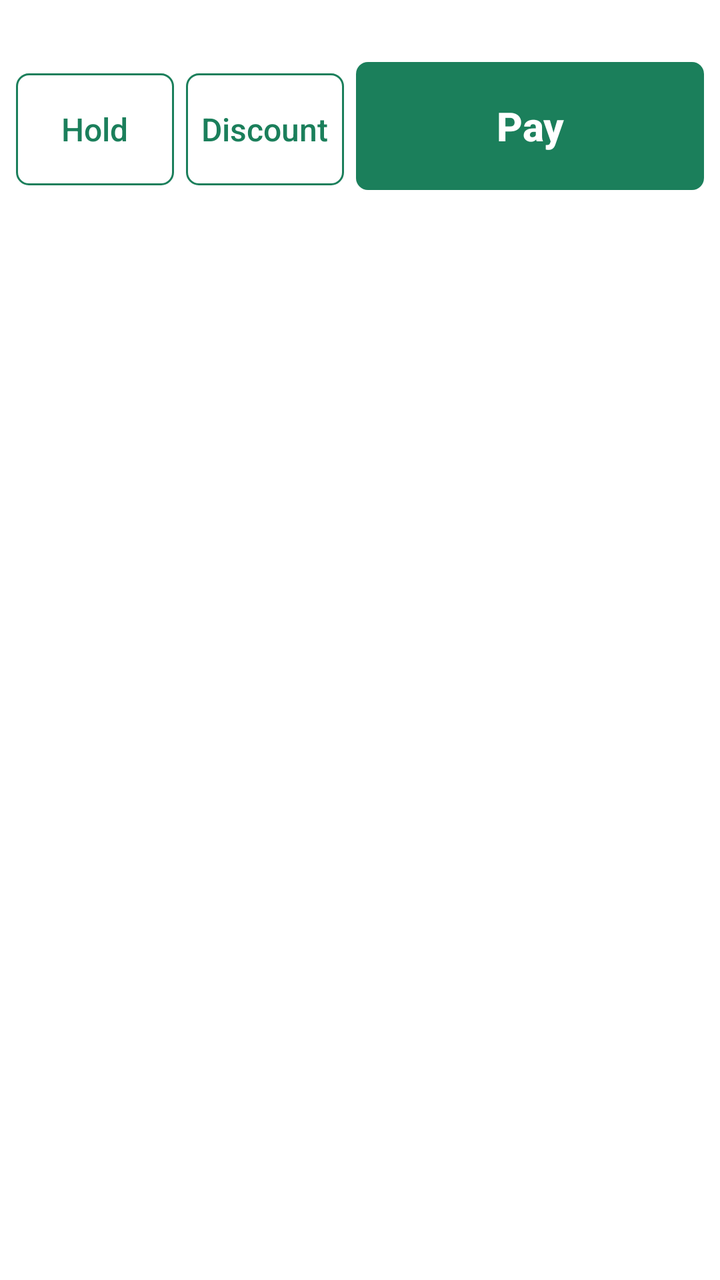
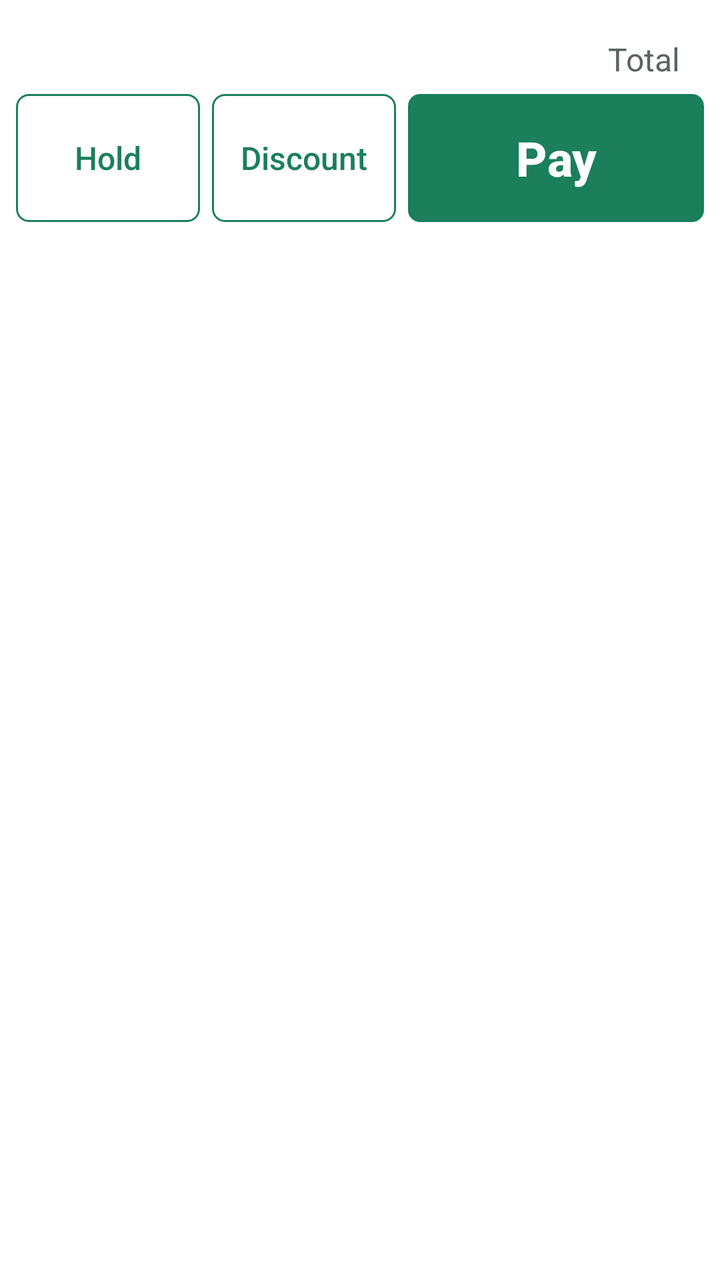

Screens rendered from an Android XML layout before and after an edit, with the pre-edit source and the edit as a unified diff.
<!-- AndroidManifest.xml: application theme Theme.Lekas -->
<!-- res/layout/sell_totals.xml -->
<?xml version="1.0" encoding="utf-8"?>
<LinearLayout xmlns:android="http://schemas.android.com/apk/res/android"
    android:id="@+id/totals_bar"
    android:layout_width="match_parent"
    android:layout_height="wrap_content"
    android:background="@color/surface"
    android:elevation="8dp"
    android:orientation="vertical"
    android:padding="8dp">

    <TextView
        android:id="@+id/customer_chip"
        style="@style/Text.Lekas.Body"
        android:layout_width="match_parent"
        android:layout_height="wrap_content"
        android:layout_marginBottom="4dp"
        android:background="@drawable/chip_bg"
        android:ellipsize="end"
        android:gravity="center_vertical"
        android:minHeight="48dp"
        android:paddingStart="12dp"
        android:paddingEnd="12dp"
        android:singleLine="true"
        android:visibility="gone" />

    <TextView
        android:id="@+id/summary"
        style="@style/Text.Lekas.Caption"
        android:layout_width="match_parent"
        android:layout_height="wrap_content"
        android:ellipsize="end"
        android:paddingStart="4dp"
        android:paddingEnd="4dp"
        android:singleLine="true"
        android:textSize="14sp" />

    <LinearLayout
        android:layout_width="match_parent"
        android:layout_height="wrap_content"
        android:layout_marginTop="4dp"
        android:orientation="horizontal">

        <Button
            android:id="@+id/btn_hold"
            style="@style/Widget.Lekas.Button.Secondary"
            android:layout_width="0dp"
            android:layout_height="wrap_content"
            android:layout_weight="1"
            android:minWidth="0dp"
            android:text="@string/sell_hold" />

        <Button
            android:id="@+id/btn_discount"
            style="@style/Widget.Lekas.Button.Secondary"
            android:layout_width="0dp"
            android:layout_height="wrap_content"
            android:layout_marginStart="6dp"
            android:layout_weight="1"
            android:minWidth="0dp"
            android:text="@string/sell_discount" />

        <Button
            android:id="@+id/btn_pay"
            style="@style/Widget.Lekas.Button.Primary"
            android:layout_width="0dp"
            android:layout_height="wrap_content"
            android:layout_marginStart="6dp"
            android:layout_weight="2.2"
            android:minHeight="64dp"
            android:text="@string/sell_pay_empty"
            android:textSize="20sp"
            android:textStyle="bold" />
    </LinearLayout>
</LinearLayout>
<!-- resources referenced by this layout -->
<resources>
  <color name="surface">#FFFFFF</color>
  <string name="sell_discount">Discount</string>
  <string name="sell_hold">Hold</string>
  <string name="sell_pay_empty">Pay</string>
  <style name="Text.Lekas.Body" parent="android:TextAppearance.Material.Body1">
          <item name="android:textColor">@color/text_primary</item>
      </style>
  <style name="Text.Lekas.Caption" parent="android:TextAppearance.Material.Caption">
          <item name="android:textColor">@color/text_secondary</item>
          <item name="android:textSize">13sp</item>
      </style>
  <style name="Widget.Lekas.Button.Primary">
          <item name="android:background">@drawable/btn_primary</item>
          <item name="android:textColor">@color/text_on_brand</item>
      </style>
  <style name="Widget.Lekas.Button.Secondary">
          <item name="android:background">@drawable/btn_secondary</item>
          <item name="android:textColor">@color/secondary_button_text</item>
      </style>
  <style name="Theme.Lekas" parent="android:Theme.Material.Light.NoActionBar">
          <item name="android:colorPrimary">@color/brand</item>
          <item name="android:colorPrimaryDark">@color/brand_dark</item>
          <item name="android:colorAccent">@color/brand</item>
          <item name="android:windowBackground">@color/bg</item>
          <item name="android:statusBarColor">@color/brand_dark</item>
          <item name="android:textColorPrimary">@color/text_primary</item>
          <item name="android:textColorSecondary">@color/text_secondary</item>
          <item name="android:buttonStyle">@style/Widget.Lekas.Button</item>
          <item name="android:alertDialogTheme">@style/Theme.Lekas.Dialog</item>
      </style>
  <color name="brand">#1B7F5B</color>
  <color name="chip_bg">#E3ECE8</color>
  <color name="text_primary">#1C1F1E</color>
  <color name="text_secondary">#5B6461</color>
  <!-- drawable btn_primary (drawable) -->
  <?xml version="1.0" encoding="utf-8"?>
  <ripple xmlns:android="http://schemas.android.com/apk/res/android"
      android:color="#33FFFFFF">
      <item>
          <selector>
              <item android:state_enabled="false">
                  <shape android:shape="rectangle">
                      <corners android:radius="6dp" />
                      <solid android:color="#9DB8AD" />
                  </shape>
              </item>
              <item>
                  <shape android:shape="rectangle">
                      <corners android:radius="6dp" />
                      <solid android:color="@color/brand" />
                  </shape>
              </item>
          </selector>
      </item>
  </ripple>
  <color name="text_on_brand">#FFFFFF</color>
  <color name="brand_dark">#145E43</color>
  <color name="bg">#F3F5F4</color>
  <style name="Widget.Lekas.Button" parent="android:Widget.Material.Button">
          <item name="android:minHeight">56dp</item>
          <item name="android:minWidth">88dp</item>
          <item name="android:textSize">16sp</item>
          <item name="android:textAllCaps">false</item>
          <item name="android:stateListAnimator">@null</item>
      </style>
  <style name="Theme.Lekas.Dialog" parent="android:Theme.Material.Light.Dialog.Alert">
          <item name="android:colorAccent">@color/brand</item>
          <item name="android:colorPrimary">@color/brand</item>
      </style>
  <color name="divider">#DDE3E0</color>
  <!-- unchanged entries left out for length: 2 -->
</resources>

<!-- the commit's change to res/layout/sell_totals.xml (unified diff, before → after) -->
@@ -23,28 +23,57 @@
         android:singleLine="true"
         android:visibility="gone" />
 
-    <TextView
-        android:id="@+id/summary"
-        style="@style/Text.Lekas.Caption"
+    
+    <LinearLayout
         android:layout_width="match_parent"
         android:layout_height="wrap_content"
-        android:ellipsize="end"
+        android:baselineAligned="true"
+        android:orientation="horizontal"
         android:paddingStart="4dp"
-        android:paddingEnd="4dp"
-        android:singleLine="true"
-        android:textSize="14sp" />
+        android:paddingEnd="4dp">
+
+        <TextView
+            android:id="@+id/summary"
+            style="@style/Text.Lekas.Caption"
+            android:layout_width="0dp"
+            android:layout_height="wrap_content"
+            android:layout_weight="1"
+            android:ellipsize="end"
+            android:singleLine="true"
+            android:textSize="14sp" />
+
+        <TextView
+            style="@style/Text.Lekas.Body"
+            android:layout_width="wrap_content"
+            android:layout_height="wrap_content"
+            android:layout_marginStart="8dp"
+            android:layout_marginEnd="8dp"
+            android:text="@string/sell_total"
+            android:textColor="@color/text_secondary"
+            android:textSize="16sp" />
+
+        <TextView
+            android:id="@+id/total"
+            style="@style/Text.Lekas.Body"
+            android:layout_width="wrap_content"
+            android:layout_height="wrap_content"
+            android:singleLine="true"
+            android:textSize="26sp"
+            android:textStyle="bold" />
+    </LinearLayout>
 
     <LinearLayout
         android:layout_width="match_parent"
         android:layout_height="wrap_content"
         android:layout_marginTop="4dp"
+        android:baselineAligned="false"
         android:orientation="horizontal">
 
         <Button
             android:id="@+id/btn_hold"
             style="@style/Widget.Lekas.Button.Secondary"
             android:layout_width="0dp"
-            android:layout_height="wrap_content"
+            android:layout_height="match_parent"
             android:layout_weight="1"
             android:minWidth="0dp"
             android:text="@string/sell_hold" />
@@ -53,7 +82,7 @@
             android:id="@+id/btn_discount"
             style="@style/Widget.Lekas.Button.Secondary"
             android:layout_width="0dp"
-            android:layout_height="wrap_content"
+            android:layout_height="match_parent"
             android:layout_marginStart="6dp"
             android:layout_weight="1"
             android:minWidth="0dp"
@@ -65,10 +94,10 @@
             android:layout_width="0dp"
             android:layout_height="wrap_content"
             android:layout_marginStart="6dp"
-            android:layout_weight="2.2"
+            android:layout_weight="1.6"
             android:minHeight="64dp"
             android:text="@string/sell_pay_empty"
-            android:textSize="20sp"
+            android:textSize="24sp"
             android:textStyle="bold" />
     </LinearLayout>
 </LinearLayout>
<!-- resource entries referenced after the edit -->
@@ -4,6 +4,7 @@
   <string name="sell_discount">Discount</string>
   <string name="sell_hold">Hold</string>
   <string name="sell_pay_empty">Pay</string>
+  <string name="sell_total">Total</string>
   <style name="Text.Lekas.Body" parent="android:TextAppearance.Material.Body1">
           <item name="android:textColor">@color/text_primary</item>
       </style>
